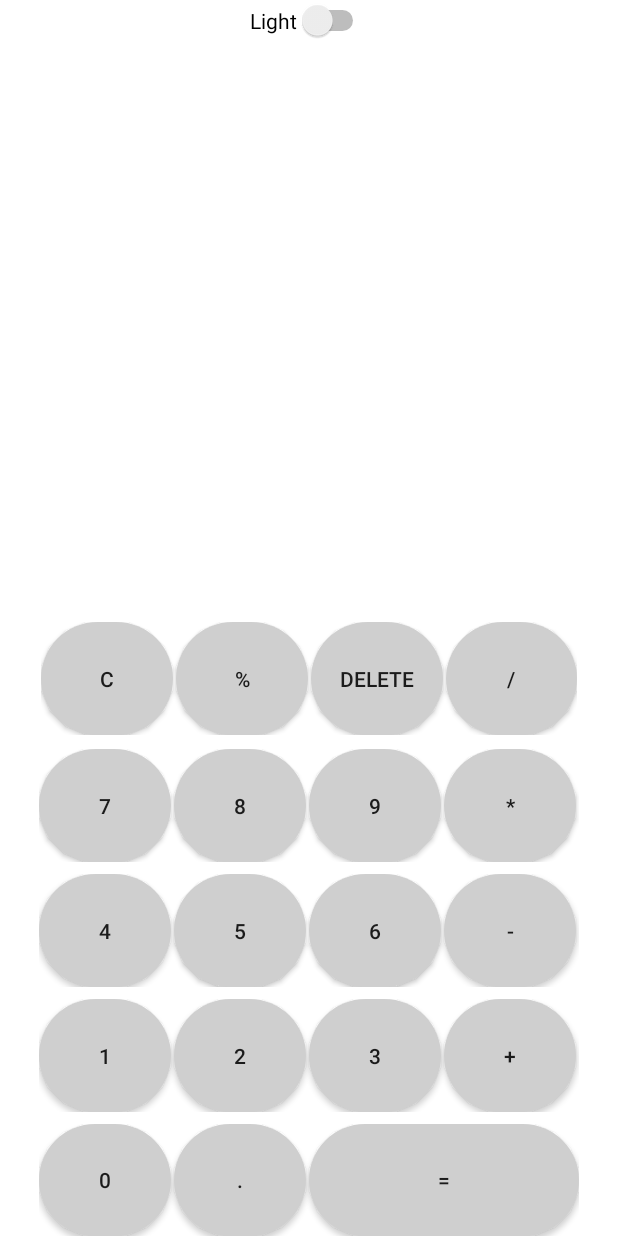
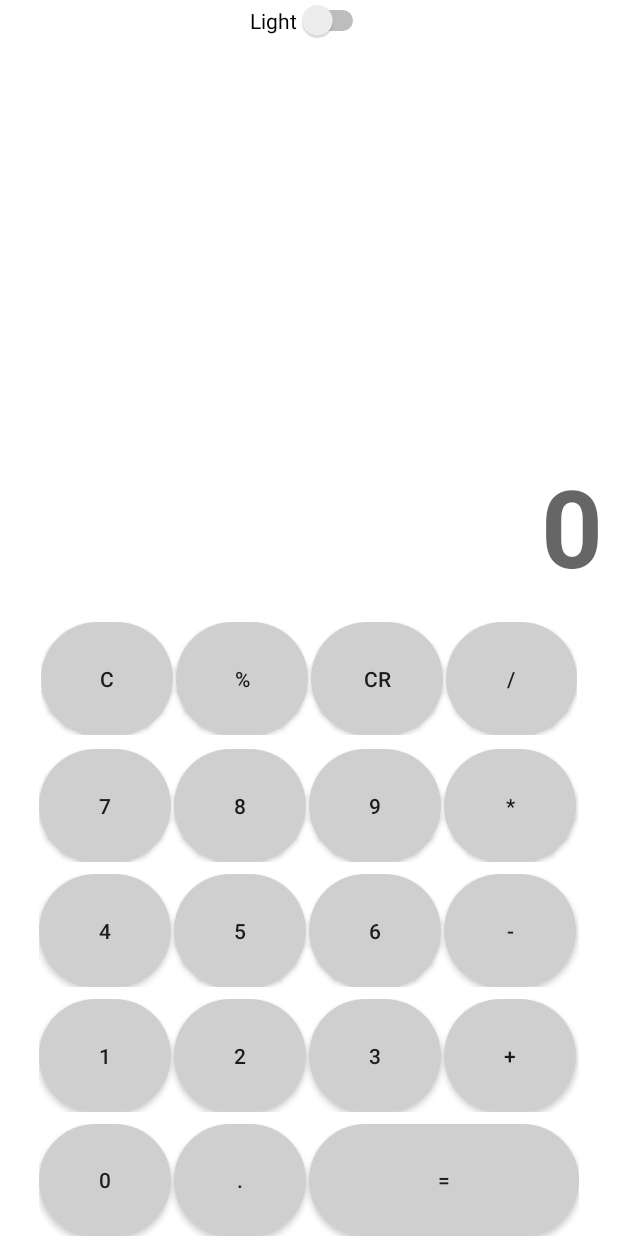
Before and after one commit to Ganes556/calc-android, an Android app: the screen it shows after launch (MainActivity), on a phone screen of 412 x 824 dp. Run offline under Robolectric (Android 15) with nearby library versions, the phone set to English and light mode, and no system bars.

```diff
--- a/app/src/main/res/layout/activity_main.xml
+++ b/app/src/main/res/layout/activity_main.xml
@@ -19,6 +19,7 @@
         tools:ignore="MissingConstraints" />
 
     <LinearLayout
+        android:id="@+id/linearLayout"
         android:layout_width="360dp"
         android:layout_height="425dp"
         android:orientation="vertical"
@@ -57,10 +58,10 @@
 
                 android:layout_marginStart="2dp"
                 android:background="@drawable/button_circle"
-                android:text="Delete" />
+                android:text="CR" />
 
             <Button
-                android:id="@+id/buttonDevide"
+                android:id="@+id/buttonDivide"
                 android:layout_width="wrap_content"
                 android:layout_height="wrap_content"
                 android:layout_marginStart="2dp"
@@ -76,26 +77,29 @@
             android:orientation="horizontal">
 
             <Button
-                android:id="@+id/buttonSeven"
+                android:id="@+id/button7"
                 android:layout_width="wrap_content"
                 android:layout_height="wrap_content"
                 android:background="@drawable/button_circle"
+                android:onClick="onClickNumbering"
                 android:text="7" />
 
             <Button
-                android:id="@+id/buttonEight"
+                android:id="@+id/button8"
                 android:layout_width="wrap_content"
                 android:layout_height="wrap_content"
                 android:layout_marginStart="2dp"
                 android:background="@drawable/button_circle"
+                android:onClick="onClickNumbering"
                 android:text="8" />
 
             <Button
-                android:id="@+id/buttonNine"
+                android:id="@+id/button9"
                 android:layout_width="wrap_content"
                 android:layout_height="wrap_content"
                 android:layout_marginStart="2dp"
                 android:background="@drawable/button_circle"
+                android:onClick="onClickNumbering"
                 android:text="9" />
 
             <Button
@@ -114,26 +118,29 @@
             android:orientation="horizontal">
 
             <Button
-                android:id="@+id/buttonFour"
+                android:id="@+id/button4"
                 android:layout_width="wrap_content"
                 android:layout_height="wrap_content"
                 android:background="@drawable/button_circle"
+                android:onClick="onClickNumbering"
                 android:text="4" />
 
             <Button
-                android:id="@+id/buttonFive"
+                android:id="@+id/button5"
                 android:layout_width="wrap_content"
                 android:layout_height="wrap_content"
                 android:layout_marginStart="2dp"
                 android:background="@drawable/button_circle"
+                android:onClick="onClickNumbering"
                 android:text="5" />
 
             <Button
-                android:id="@+id/buttonSix"
+                android:id="@+id/button6"
                 android:layout_width="wrap_content"
                 android:layout_height="wrap_content"
                 android:layout_marginStart="2dp"
                 android:background="@drawable/button_circle"
+                android:onClick="onClickNumbering"
                 android:text="6" />
 
             <Button
@@ -152,26 +159,29 @@
             android:orientation="horizontal">
 
             <Button
-                android:id="@+id/buttonOne"
+                android:id="@+id/button1"
                 android:layout_width="wrap_content"
                 android:layout_height="wrap_content"
                 android:background="@drawable/button_circle"
+                android:onClick="onClickNumbering"
                 android:text="1" />
 
             <Button
-                android:id="@+id/buttonTwo"
+                android:id="@+id/button2"
                 android:layout_width="wrap_content"
                 android:layout_height="wrap_content"
                 android:layout_marginStart="2dp"
                 android:background="@drawable/button_circle"
+                android:onClick="onClickNumbering"
                 android:text="2" />
 
             <Button
-                android:id="@+id/buttonThree"
+                android:id="@+id/button3"
                 android:layout_width="wrap_content"
                 android:layout_height="wrap_content"
                 android:layout_marginStart="2dp"
                 android:background="@drawable/button_circle"
+                android:onClick="onClickNumbering"
                 android:text="3" />
 
             <Button
@@ -190,10 +200,11 @@
             android:orientation="horizontal">
 
             <Button
-                android:id="@+id/buttonZero"
+                android:id="@+id/button0"
                 android:layout_width="wrap_content"
                 android:layout_height="wrap_content"
                 android:background="@drawable/button_circle"
+                android:onClick="onClickNumbering"
                 android:text="0" />
 
             <Button
@@ -202,6 +213,7 @@
                 android:layout_height="wrap_content"
                 android:layout_marginStart="2dp"
                 android:background="@drawable/button_circle"
+                android:onClick="onClickNumbering"
                 android:text="." />
 
             <Button
@@ -216,5 +228,32 @@
 
     </LinearLayout>
 
+    <HorizontalScrollView
+        android:id="@+id/hzw"
+        android:layout_width="0dp"
+        android:layout_height="wrap_content"
+        android:layout_gravity="start|end"
+        android:layout_marginEnd="10dp"
+        android:fillViewport="true"
+        android:scrollbarAlwaysDrawHorizontalTrack="true"
+        app:layout_constraintBottom_toTopOf="@+id/linearLayout"
+        app:layout_constraintEnd_toEndOf="parent"
+        app:layout_constraintStart_toStartOf="parent">
+
+        <TextView
+            android:id="@+id/textView"
+            android:layout_width="match_parent"
+            android:layout_height="match_parent"
+            android:gravity="end"
+            android:hint="0"
+            android:focusable="true"
+            android:focusableInTouchMode="true"
+            android:maxLines="1"
+            android:textSize="72sp"
+            android:textStyle="bold" />
+
+    </HorizontalScrollView>
+
+
 
 </androidx.constraintlayout.widget.ConstraintLayout>
```
